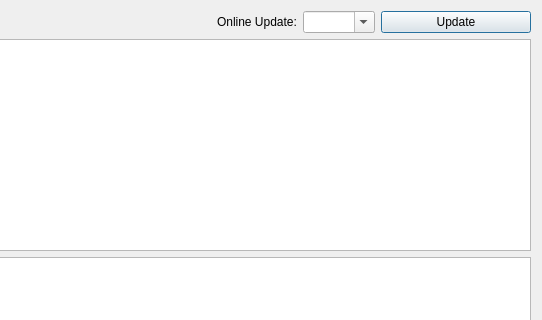
mbleichner/service-monitor, file contents/code/dialogs/Sources.ui: the form before one commit; both pictures show x 116 to 658 and y 0 to 320 of the 658 by 543 pixel window.
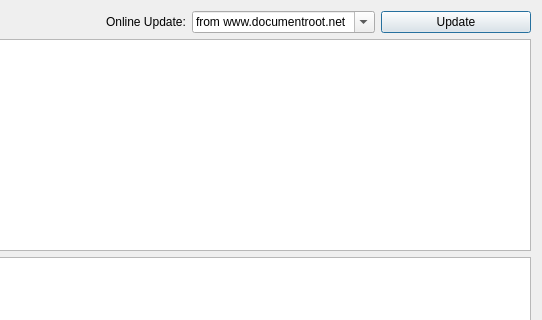
The form after the commit. Icons and pictures are not drawn.

```diff
--- a/contents/code/dialogs/Sources.ui
+++ b/contents/code/dialogs/Sources.ui
@@ -63,6 +63,16 @@
        <property name="sizeAdjustPolicy">
         <enum>QComboBox::AdjustToContents</enum>
        </property>
+       <item>
+        <property name="text">
+         <string>from www.documentroot.net</string>
+        </property>
+       </item>
+       <item>
+        <property name="text">
+         <string>from www.github.com</string>
+        </property>
+       </item>
       </widget>
      </item>
      <item>
```
